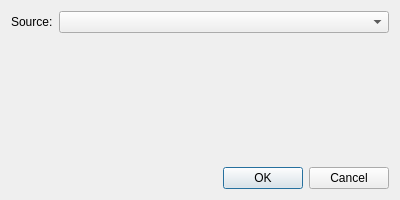
Old version of the form designer/add_source_dialog.ui in the repository pulp-bio/biogui.
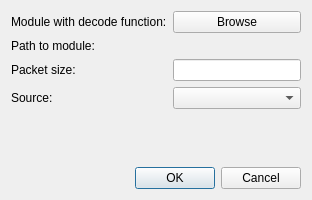
New version of the form.

Commit message: 1 signal per source works

The edit to the form file:
```diff
--- a/designer/add_source_dialog.ui
+++ b/designer/add_source_dialog.ui
@@ -6,7 +6,7 @@
    <rect>
     <x>0</x>
     <y>0</y>
-    <width>400</width>
+    <width>312</width>
     <height>200</height>
    </rect>
   </property>
@@ -16,8 +16,36 @@
   <layout class="QVBoxLayout" name="verticalLayout" stretch="0,1,0">
    <item>
     <layout class="QFormLayout" name="formLayout">
-     <item row="0" column="0">
-      <widget class="QLabel" name="label1">
+     <item row="1" column="0">
+      <widget class="QLabel" name="label2">
+       <property name="text">
+        <string>Path to module:</string>
+       </property>
+      </widget>
+     </item>
+     <item row="1" column="1">
+      <widget class="QLabel" name="decodeModulePathLabel">
+       <property name="text">
+        <string/>
+       </property>
+      </widget>
+     </item>
+     <item row="2" column="0">
+      <widget class="QLabel" name="label3">
+       <property name="text">
+        <string>Packet size:</string>
+       </property>
+      </widget>
+     </item>
+     <item row="2" column="1">
+      <widget class="QLineEdit" name="packetSizeTextField">
+       <property name="toolTip">
+        <string>Number of bytes in each packet</string>
+       </property>
+      </widget>
+     </item>
+     <item row="3" column="0">
+      <widget class="QLabel" name="label4">
        <property name="text">
         <string>Source:</string>
        </property>
@@ -26,13 +54,30 @@
        </property>
       </widget>
      </item>
-     <item row="0" column="1">
+     <item row="3" column="1">
       <widget class="QComboBox" name="sourceComboBox">
        <property name="toolTip">
         <string>List of available serial ports</string>
        </property>
       </widget>
      </item>
+     <item row="0" column="1">
+      <widget class="QPushButton" name="browseDecodeModuleButton">
+       <property name="toolTip">
+        <string>The module must contain a function called &quot;decodeFn&quot; that converts bytes into a sequence of signals</string>
+       </property>
+       <property name="text">
+        <string>Browse</string>
+       </property>
+      </widget>
+     </item>
+     <item row="0" column="0">
+      <widget class="QLabel" name="label1">
+       <property name="text">
+        <string>Module with decode function:</string>
+       </property>
+      </widget>
+     </item>
     </layout>
    </item>
    <item>
```
The commit also changes 19 other files.
